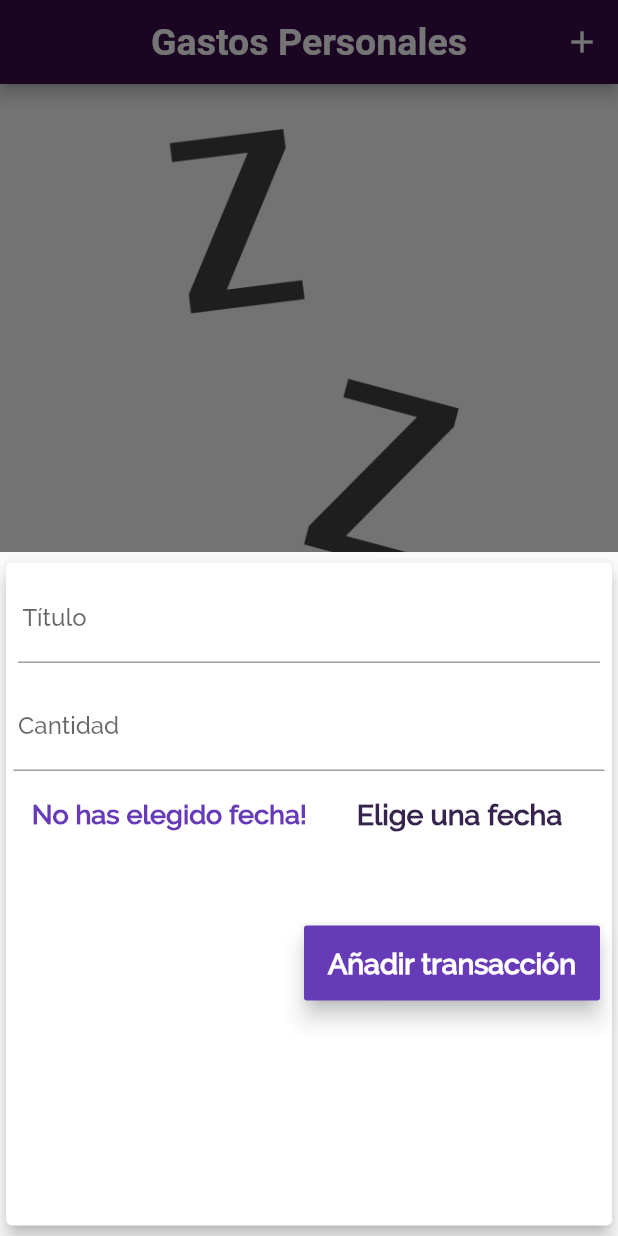
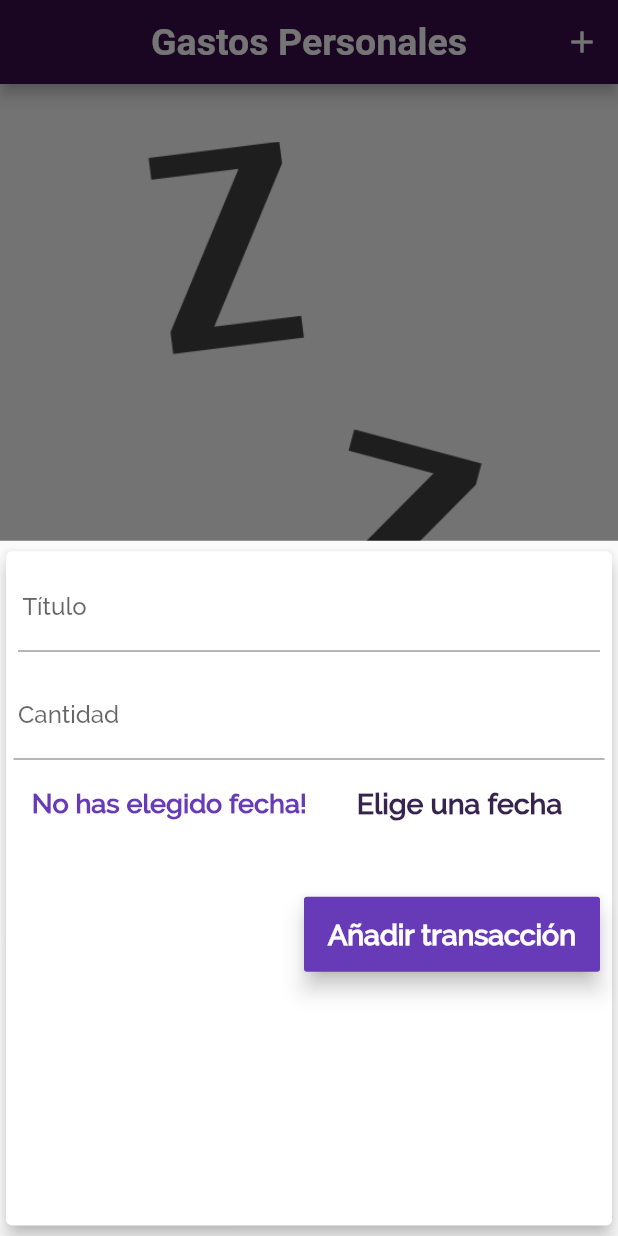
Before and after one commit to raul94a/FlutterProyects, a Flutter app: the screen it shows after launch, after a tap on the "add" icon, on a phone screen of 412 x 824 dp. Run offline on Flutter 3.47's test engine with Material 2 defaults, Android fonts, the phone set to English and light mode, and no system bars.

Commit message:
dynamic height

```diff
--- a/Proyectos personales/gastos_app_2_0/lib/main.dart
+++ b/Proyectos personales/gastos_app_2_0/lib/main.dart
@@ -1,14 +1,8 @@
-import 'dart:async';
-import 'dart:convert';
-import 'dart:io';
-
 import 'package:flutter/material.dart';
-import 'package:path_provider/path_provider.dart';
 import './pages/home_page.dart';
-import 'models/transaction.dart';
+import 'models/storage.dart';
 
 void main() async {
-
   runApp(const MyApp());
 }
 
@@ -62,55 +56,3 @@ class MyApp extends StatelessWidget {
     );
   }
 }
-
-class Storage {
-  //primero tengo que tener una referencia a la ruta donde se almacenarán mis datos
-  Future<String> localPath() async {
-    final dir = await getApplicationDocumentsDirectory();
-    return dir.path;
-  }
-
-  Future<File> localDirectory() async {
-    final path = await localPath();
-    File file = File('$path/data.TX');
-    if (!await file.exists()) {
-      //print('El archivo no existe y ha sido creado');
-      await file.create();
-    }
-    return file;
-  }
-
-  Future<String> readFile() async {
-    try {
-      final file = await localDirectory();
-      return await file.readAsString();
-    } catch (e) {
-      throw e;
-    }
-  }
-
-  Future<File> writeFile(String transactions) async {
-    final file = await localDirectory();
-    return file.writeAsString('$transactions');
-  }
-
-  Future<void> loadData() async {
-    String? transactions = await readFile();
-    print(transactions);
-    //print(transactions);
-    // jsonDecode(transactions).forEach((k, v) {
-    //   String id;
-    //   double amount;
-    //   String title;
-    //   DateTime date;
-    //   if (k == 'id')
-    //     id = v;
-    //   else if (k == 'amount')
-    //     amount = v;
-    //   else if (k == 'title')
-    //     title = v;
-    //   else if (k == 'date') date = v;
-
-    // });
-  }
-}
--- /dev/null
+++ b/Proyectos personales/gastos_app_2_0/lib/models/storage.dart
@@ -0,0 +1,30 @@
+import 'dart:io';
+import 'package:path_provider/path_provider.dart';
+
+class Storage {
+  //primero tengo que tener una referencia a la ruta donde se almacenarán mis datos
+  Future<String> localPath() async =>
+      await getApplicationDocumentsDirectory().then((dir) => dir.path);
+
+  Future<File> localFile() async {
+    final path = await localPath();
+    File file = File('$path/data.TX');
+    if (!await file.exists()) {
+      //print('El archivo no existe y ha sido creado');
+      await file.create();
+    }
+    return file;
+  }
+
+  Future<String> readFile() async {
+    try {
+      final file = await localFile();
+      return await file.readAsString();
+    } catch (e) {
+      rethrow;
+    }
+  }
+
+  Future<File> writeFile(String transactions) async =>
+      await localFile().then((value) => value.writeAsString(transactions));
+}
--- a/Proyectos personales/gastos_app_2_0/lib/pages/home_page.dart
+++ b/Proyectos personales/gastos_app_2_0/lib/pages/home_page.dart
@@ -1,12 +1,11 @@
 import 'dart:convert';
-
 import 'package:flutter/material.dart';
-import '../main.dart';
+import '../models/storage.dart';
+import '../models/transaction.dart';
 import '../widgets/chart.dart';
 import '../widgets/no_data.dart';
 import '../widgets/new_transaction.dart';
 import '../widgets/transaction_list.dart';
-import '../models/transaction.dart';
 
 class HomePage extends StatefulWidget {
   @override
@@ -17,17 +16,18 @@ class HomePage extends StatefulWidget {
 
 class _HomePageState extends State<HomePage> {
   List<Transaction> _transactions = [];
+  double height = 0;
   @override
   void initState() {
     super.initState();
     widget.storage.readFile().then((String value) {
       setState(() {
-        _transactions = loadTransactionsFromFile(value);
+        _transactions = _loadTransactionsFromFile(value);
       });
     });
   }
 
-  List<Transaction> loadTransactionsFromFile(String transactions) {
+  List<Transaction> _loadTransactionsFromFile(String transactions) {
     List transactionList = jsonDecode(transactions)['transactions'] as List;
     List<Transaction> transactionsList = [];
     for (int i = 0; i < transactionList.length; i++) {
@@ -41,9 +41,8 @@ class _HomePageState extends State<HomePage> {
     return transactionsList;
   }
 
-  Map toJson() {
-    return {"transactions": _transactions.map((e) => e.toJson()).toList()};
-  }
+  Map _transactionsToJson() =>
+      {"transactions": _transactions.map((e) => e.toJson()).toList()};
 
   List<Transaction> get _lastWeekTransactions {
     return _transactions
@@ -68,44 +67,50 @@ class _HomePageState extends State<HomePage> {
     setState(() {
       _transactions.add(transaction);
     });
-    await widget.storage.writeFile(jsonEncode(toJson()));
+    await widget.storage.writeFile(jsonEncode(_transactionsToJson()));
   }
 
   void _deleteTransaction(String id) async {
     setState(() {
       _transactions.removeWhere((transaction) => transaction.id == id);
     });
-    widget.storage.writeFile(jsonEncode(toJson()));
+    widget.storage.writeFile(jsonEncode(_transactionsToJson()));
   }
 
   void _startNewTransaction() async {
-    await widget.storage.localDirectory();
     showModalBottomSheet(
         context: context,
         builder: (context) {
-          return NewTransaction(_addNewTransaction);
+          return NewTransaction(_addNewTransaction, height);
         });
   }
 
   @override
   Widget build(BuildContext context) {
-    print(_transactions);
+    final appBar = AppBar(
+      backgroundColor: Theme.of(context).colorScheme.secondary,
+      title: const Text('Gastos Personales'),
+      centerTitle: true,
+      actions: [
+        IconButton(onPressed: _startNewTransaction, icon: const Icon(Icons.add))
+      ],
+    );
+
+    final _appBarAndPaddingHeight =
+        appBar.preferredSize.height + MediaQuery.of(context).padding.top;
+    height = _appBarAndPaddingHeight;
+    final _screenSize = MediaQuery.of(context).size.height;
+
     return Scaffold(
-      appBar: AppBar(
-        backgroundColor: Theme.of(context).colorScheme.secondary,
-        title: Text('Gastos Personales'),
-        centerTitle: true,
-        actions: [
-          IconButton(onPressed: _startNewTransaction, icon: Icon(Icons.add))
-        ],
-      ),
+      appBar: appBar,
       body: SingleChildScrollView(
-        child: _transactions.length == 0
-            ? NoData()
+        child: _transactions.isEmpty
+            ? NoData(_appBarAndPaddingHeight)
             : Column(
                 children: [
-                  Chart(_lastWeekTransactions),
-                  TransactionList(_transactions, _deleteTransaction),
+                  Chart(_lastWeekTransactions, _appBarAndPaddingHeight),
+                  TransactionList(_transactions, _deleteTransaction,
+                      _appBarAndPaddingHeight),
                 ],
               ),
       ),
--- a/Proyectos personales/gastos_app_2_0/lib/widgets/new_transaction.dart
+++ b/Proyectos personales/gastos_app_2_0/lib/widgets/new_transaction.dart
@@ -3,8 +3,8 @@ import 'package:intl/intl.dart' as intl;
 
 class NewTransaction extends StatefulWidget {
   Function(String, String, DateTime?)? addNewTransaction;
-
-  NewTransaction(this.addNewTransaction);
+  final appBarAndPaddingHeight;
+  NewTransaction(this.addNewTransaction, this.appBarAndPaddingHeight);
 
   @override
   State<NewTransaction> createState() => _NewTransactionState();
@@ -38,8 +38,11 @@ class _NewTransactionState extends State<NewTransaction> {
 
   @override
   Widget build(BuildContext context) {
+    final _screenSize = MediaQuery.of(context).size.height;
+    final availableHeight = _screenSize - widget.appBarAndPaddingHeight;
+
     return Container(
-      height: 450,
+      height: availableHeight * 0.7,
       margin: EdgeInsets.symmetric(horizontal: 0, vertical: 3),
       child: Card(
         elevation: 5,
@@ -60,7 +63,7 @@ class _NewTransactionState extends State<NewTransaction> {
                 controller: _inputTitle,
               ),
             ),
-            Container(
+            Padding(
               padding: const EdgeInsets.all(5.0),
               child: TextField(
                 decoration: InputDecoration(
@@ -97,7 +100,7 @@ class _NewTransactionState extends State<NewTransaction> {
               ],
             ),
             SizedBox(
-              height: 50,
+              height: availableHeight * 0.05,
             ),
             Container(
               padding: EdgeInsets.only(right: 8),
--- a/Proyectos personales/gastos_app_2_0/lib/widgets/no_data.dart
+++ b/Proyectos personales/gastos_app_2_0/lib/widgets/no_data.dart
@@ -2,22 +2,27 @@ import 'package:flutter/material.dart';
 
 class NoData extends StatelessWidget {
   @override
+  final appBarAndPaddingHeight;
+  NoData(this.appBarAndPaddingHeight);
+
   Widget build(BuildContext context) {
+    final _screenSize = MediaQuery.of(context).size.height;
+    final availableHeight = _screenSize - appBarAndPaddingHeight;
     return Column(
       mainAxisAlignment: MainAxisAlignment.center,
       children: [
         SizedBox(
-          height: 30,
+          height: availableHeight * 0.05,
         ),
         Center(
             child: Container(
-                width: 200, child: Image.asset('assets/img/waiting.png'))),
+                width: availableHeight * 0.3,
+                child: Image.asset('assets/img/waiting.png'))),
         SizedBox(
-          height: 50,
+          height: availableHeight * 0.05,
         ),
         Text(
           'No hay Transacciones aún',
-          //style: TextStyle(fontSize: 25, fontFamily: 'Fast 99'),
         )
       ],
     );
```
Also changed, not shown: Proyectos personales/gastos_app_2_0/lib/widgets/chart.dart (+5 -9 lines), Proyectos personales/gastos_app_2_0/lib/widgets/chart_bars.dart (+6 -2 lines), Proyectos personales/gastos_app_2_0/lib/widgets/transaction_list.dart (+9 -6 lines), 2 other files.
